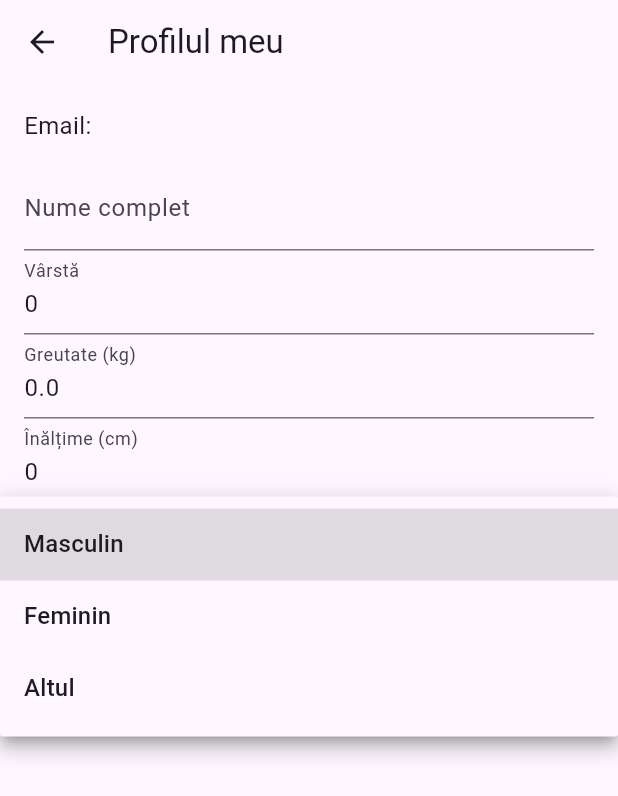
After one commit to Dobree12/Backup-29-05-2025, a Flutter app: the AccountScreen screen opened directly, after a tap on "Sex", on a phone screen of 412 x 824 dp. The commit adds this screen. Shown: the top 796 px of the screen. Run offline on Flutter 3.47's test engine with Material 3 defaults, Android fonts, the phone set to English and light mode, and no system bars; our stand-ins replace cached_network_image, cloud_firestore, firebase_auth, firebase_core, fl_chart; accounts and stored records are empty; network calls fail.

Commit message:
versiune propusa pt google play

```diff
--- a/lib/data/exercise_data.dart
+++ b/lib/data/exercise_data.dart
@@ -165,7 +165,7 @@ class ExerciseData {
         name: 'Lateral Raise',
         description: 'Isolation exercise that targets the lateral deltoids.',
         muscleGroup: 'Shoulders',
-        gifUrl: 'https://fitnessprogramer.com/exercise/dumbbell-lateral-raise/?pw=58806',
+        gifUrl: 'https://fitnessprogramer.com/wp-content/uploads/2021/02/Dumbbell-Lateral-Raise.gif',
         instructions: [
           'Stand with feet shoulder-width apart holding a dumbbell in each hand at your sides.',
           'Keep a slight bend in your elbows throughout the movement.',
--- /dev/null
+++ b/lib/screens/account_screen.dart
@@ -0,0 +1,120 @@
+import 'package:flutter/material.dart';
+import 'package:firebase_auth/firebase_auth.dart';
+import 'package:cloud_firestore/cloud_firestore.dart';
+
+class AccountScreen extends StatefulWidget {
+  const AccountScreen({super.key});
+
+  @override
+  State<AccountScreen> createState() => _AccountScreenState();
+}
+
+class _AccountScreenState extends State<AccountScreen> {
+  final nameController = TextEditingController();
+  final ageController = TextEditingController();
+  final weightController = TextEditingController();
+  final heightController = TextEditingController();
+  String? gender;
+  String email = '';
+
+  bool loading = true;
+
+  Future<void> loadUserData() async {
+    final user = FirebaseAuth.instance.currentUser;
+    if (user == null) return;
+
+    final doc =
+        await FirebaseFirestore.instance.collection('users').doc(user.uid).get();
+    final data = doc.data();
+
+    if (data != null) {
+      nameController.text = data['name'] ?? '';
+      ageController.text = (data['age'] ?? '').toString();
+      weightController.text = (data['weight'] ?? '').toString();
+      heightController.text = (data['height'] ?? '').toString();
+      gender = data['gender'];
+      email = data['email'] ?? '';
+    }
+
+    setState(() {
+      loading = false;
+    });
+  }
+
+  Future<void> saveChanges() async {
+    final user = FirebaseAuth.instance.currentUser;
+    if (user == null) return;
+
+    await FirebaseFirestore.instance.collection('users').doc(user.uid).update({
+      'name': nameController.text.trim(),
+      'age': int.tryParse(ageController.text),
+      'weight': double.tryParse(weightController.text),
+      'height': double.tryParse(heightController.text),
+      'gender': gender,
+    });
+
+    ScaffoldMessenger.of(context).showSnackBar(
+      const SnackBar(content: Text('Profil actualizat')),
+    );
+  }
+
+  @override
+  void initState() {
+    super.initState();
+    loadUserData();
+  }
+
+  @override
+  Widget build(BuildContext context) {
+    if (loading) {
+      return const Scaffold(
+        body: Center(child: CircularProgressIndicator()),
+      );
+    }
+
+    return Scaffold(
+      appBar: AppBar(title: const Text('Profilul meu')),
+      body: Padding(
+        padding: const EdgeInsets.all(16),
+        child: ListView(
+          children: [
+            Text('Email: $email', style: const TextStyle(fontSize: 16)),
+            const SizedBox(height: 16),
+            TextField(
+              controller: nameController,
+              decoration: const InputDecoration(labelText: 'Nume complet'),
+            ),
+            TextField(
+              controller: ageController,
+              decoration: const InputDecoration(labelText: 'Vârstă'),
+              keyboardType: TextInputType.number,
+            ),
+            TextField(
+              controller: weightController,
+              decoration: const InputDecoration(labelText: 'Greutate (kg)'),
+              keyboardType: TextInputType.number,
+            ),
+            TextField(
+              controller: heightController,
+              decoration: const InputDecoration(labelText: 'Înălțime (cm)'),
+              keyboardType: TextInputType.number,
+            ),
+            DropdownButtonFormField<String>(
+              value: gender,
+              items: ['Masculin', 'Feminin', 'Altul'].map((value) {
+                return DropdownMenuItem(value: value, child: Text(value));
+              }).toList(),
+              onChanged: (val) => setState(() => gender = val),
+              decoration: const InputDecoration(labelText: 'Sex'),
+            ),
+            const SizedBox(height: 20),
+            ElevatedButton(
+              onPressed: saveChanges,
+              child: const Text('Salvează modificările'),
+            ),
+          ],
+        ),
+      ),
+    );
+  }
+}
--- a/lib/login_screen.dart
+++ b/lib/screens/login_screen.dart
@@ -1,6 +1,5 @@
 import 'package:flutter/material.dart';
 import 'package:firebase_auth/firebase_auth.dart';
-import 'package:cloud_firestore/cloud_firestore.dart';
 import 'register_screen.dart';
 // import 'package:google_sign_in/google_sign_in.dart'; // activează dacă folosești Google Sign-In
 
--- a/lib/screens/workout_screen.dart
+++ b/lib/screens/workout_screen.dart
@@ -1,7 +1,6 @@
 import 'package:flutter/material.dart';
 import 'package:provider/provider.dart';
 import '../providers/workout_provider.dart';
-//import '../models/workout_model.dart';
 import 'create_workout_screen.dart';
 import 'workout_detail_screen.dart';
 
```
Also changed, not shown: lib/main.dart (+11 -4 lines), lib/models/workout_set.dart (+15 -0 lines), lib/screens/complete_profile_screen.dart (added, +94 -0 lines), lib/screens/create_workout_screen.dart (+34 -19 lines), lib/screens/edit_workout_screen.dart (added, +177 -0 lines), lib/screens/home_screen.dart (+13 -3 lines), lib/screens/register_screen.dart (renamed from lib/register_screen.dart, +22 -18 lines), lib/screens/verify_email_screen.dart (renamed from lib/verify_email_screen.dart, +36 -7 lines), lib/screens/workout_detail_screen.dart (+49 -71 lines), lib/services/database_service.dart (+45 -7 lines), lib/services/testscreen.dart (renamed from lib/testscreen.dart), pubspec.lock, 7 other files.
